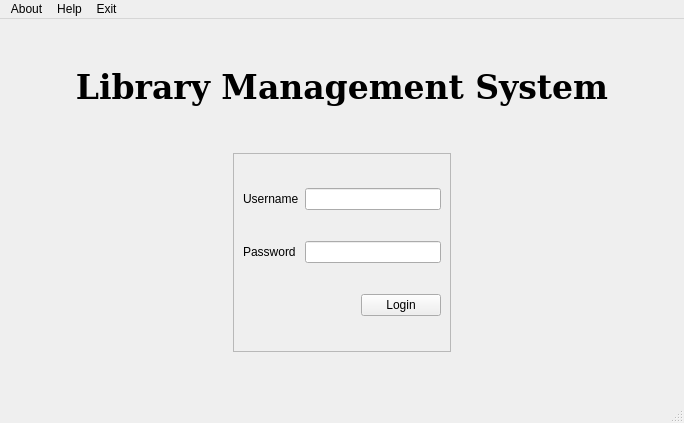
This is login.ui in pramesh025/LibraryMS as Qt 5 draws it before an edit. The edited form follows.
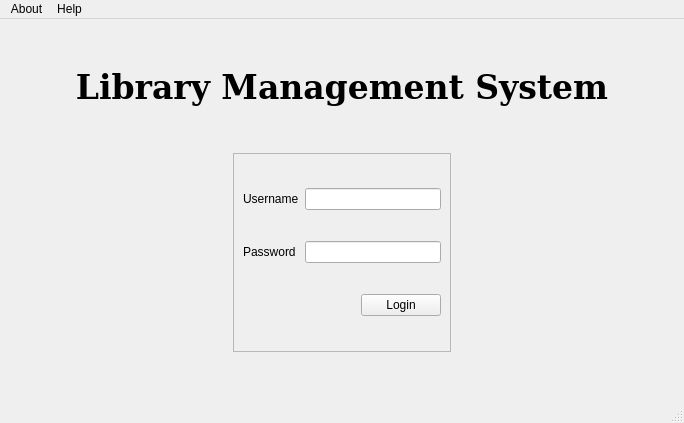
This is the edited form.

The edit to the form file:
```diff
--- a/login.ui
+++ b/login.ui
@@ -235,11 +235,6 @@
      <string>Help</string>
     </property>
    </widget>
-   <widget class="QMenu" name="menuExit">
-    <property name="title">
-     <string>Exit</string>
-    </property>
-   </widget>
    <widget class="QMenu" name="menuAbout">
     <property name="title">
      <string>About</string>
@@ -247,7 +242,6 @@
    </widget>
    <addaction name="menuAbout"/>
    <addaction name="menuHelp"/>
-   <addaction name="menuExit"/>
   </widget>
   <widget class="QStatusBar" name="statusbar"/>
  </widget>
```
